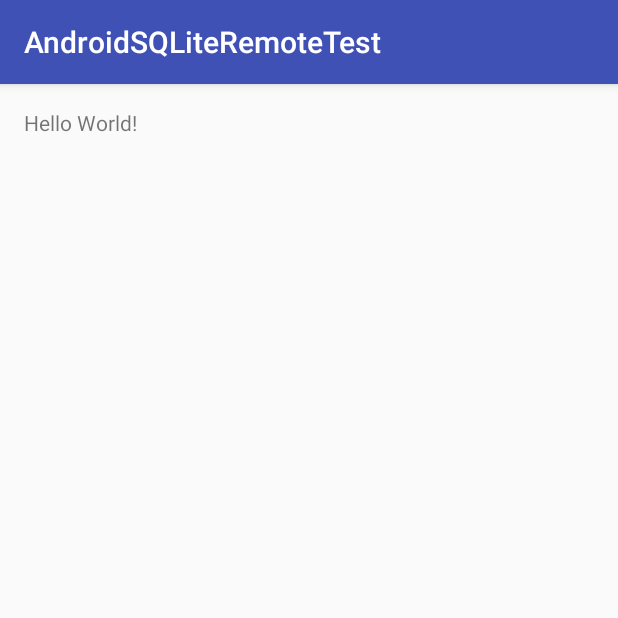
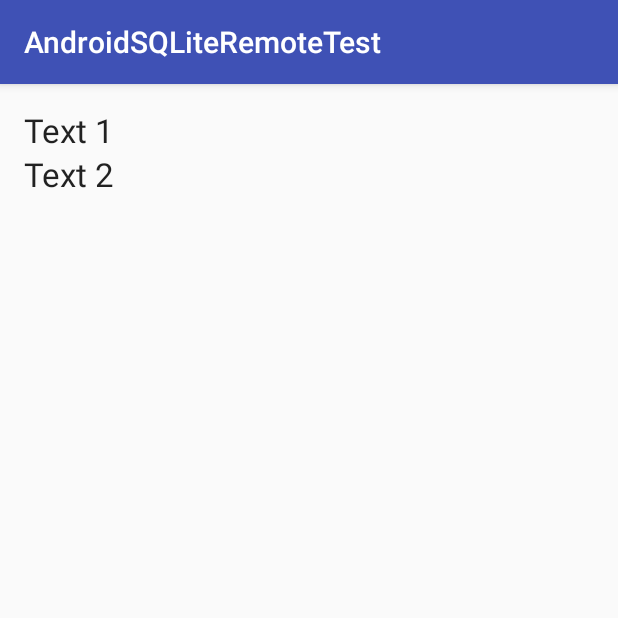
Before and after one commit to myrovh/AndroidSQLiteRemoteTest, an Android app: the screen it shows after launch (MainActivity), on a phone screen of 412 x 824 dp, the top half of it. Run offline under Robolectric (Android 15) with nearby library versions, the phone set to English and light mode, and no system bars.

Commit message:
basic interface

```diff
--- a/app/src/main/res/layout/activity_main.xml
+++ b/app/src/main/res/layout/activity_main.xml
@@ -9,8 +9,25 @@
     android:paddingTop="@dimen/activity_vertical_margin"
     tools:context="myrovh.androidsqliteremotetest.MainActivity">
 
-    <TextView
-        android:layout_width="wrap_content"
-        android:layout_height="wrap_content"
-        android:text="Hello World!" />
+    <LinearLayout
+        android:orientation="vertical"
+        android:layout_width="match_parent"
+        android:layout_height="match_parent"
+        android:layout_alignParentTop="true"
+        android:layout_alignParentStart="true">
+
+        <TextView
+            android:layout_width="wrap_content"
+            android:layout_height="wrap_content"
+            android:textAppearance="?android:attr/textAppearanceLarge"
+            android:text="@string/example_1"
+            android:id="@+id/textExample1" />
+
+        <TextView
+            android:layout_width="wrap_content"
+            android:layout_height="wrap_content"
+            android:textAppearance="?android:attr/textAppearanceLarge"
+            android:text="@string/example_2"
+            android:id="@+id/textExample2" />
+    </LinearLayout>
 </RelativeLayout>
--- a/app/src/main/res/values/strings.xml
+++ b/app/src/main/res/values/strings.xml
@@ -1,3 +1,5 @@
 <resources>
     <string name="app_name">AndroidSQLiteRemoteTest</string>
+    <string name="example_1">Text 1</string>
+    <string name="example_2">Text 2</string>
 </resources>
```
Also changed, not shown: 1 other file.
